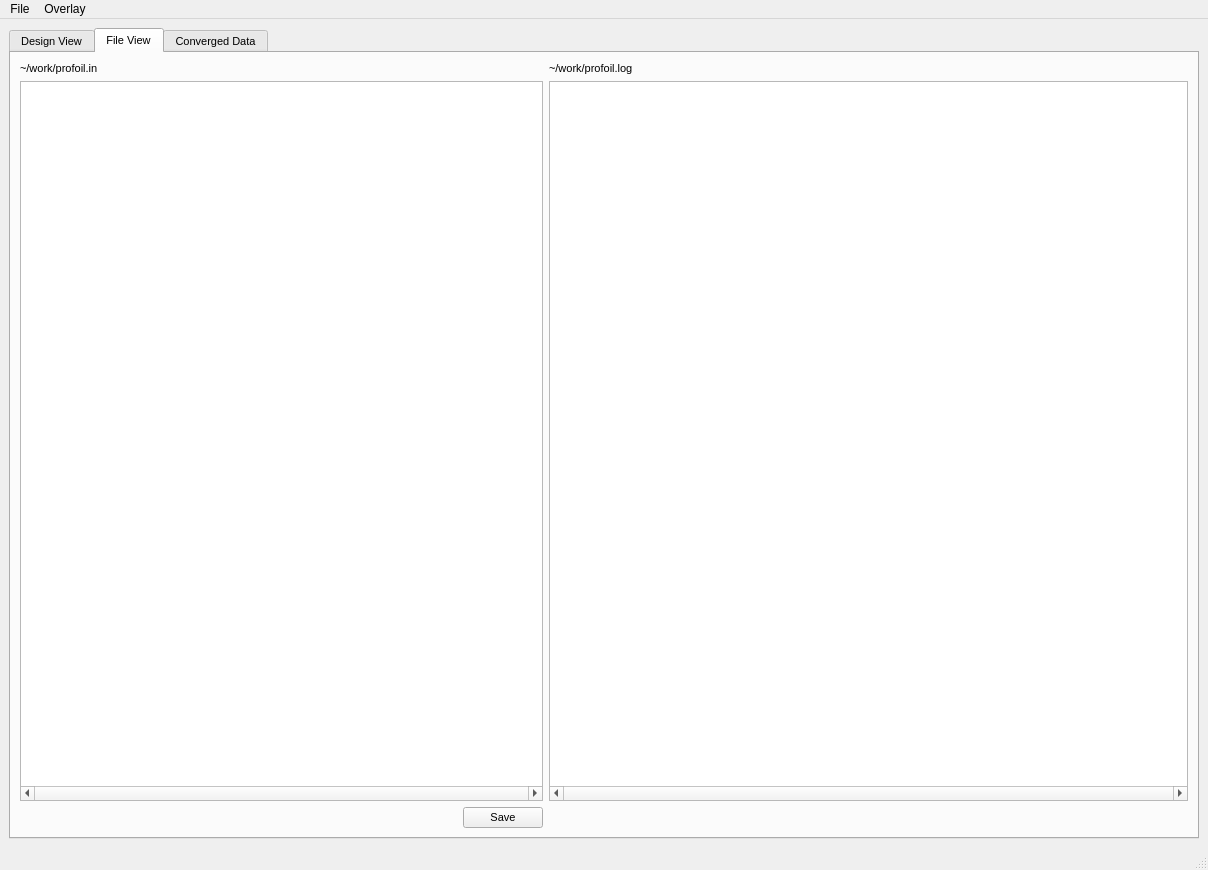
First picture: the form in GUI.ui, repository kjayawar/PROFOIL-UI, before the edit.
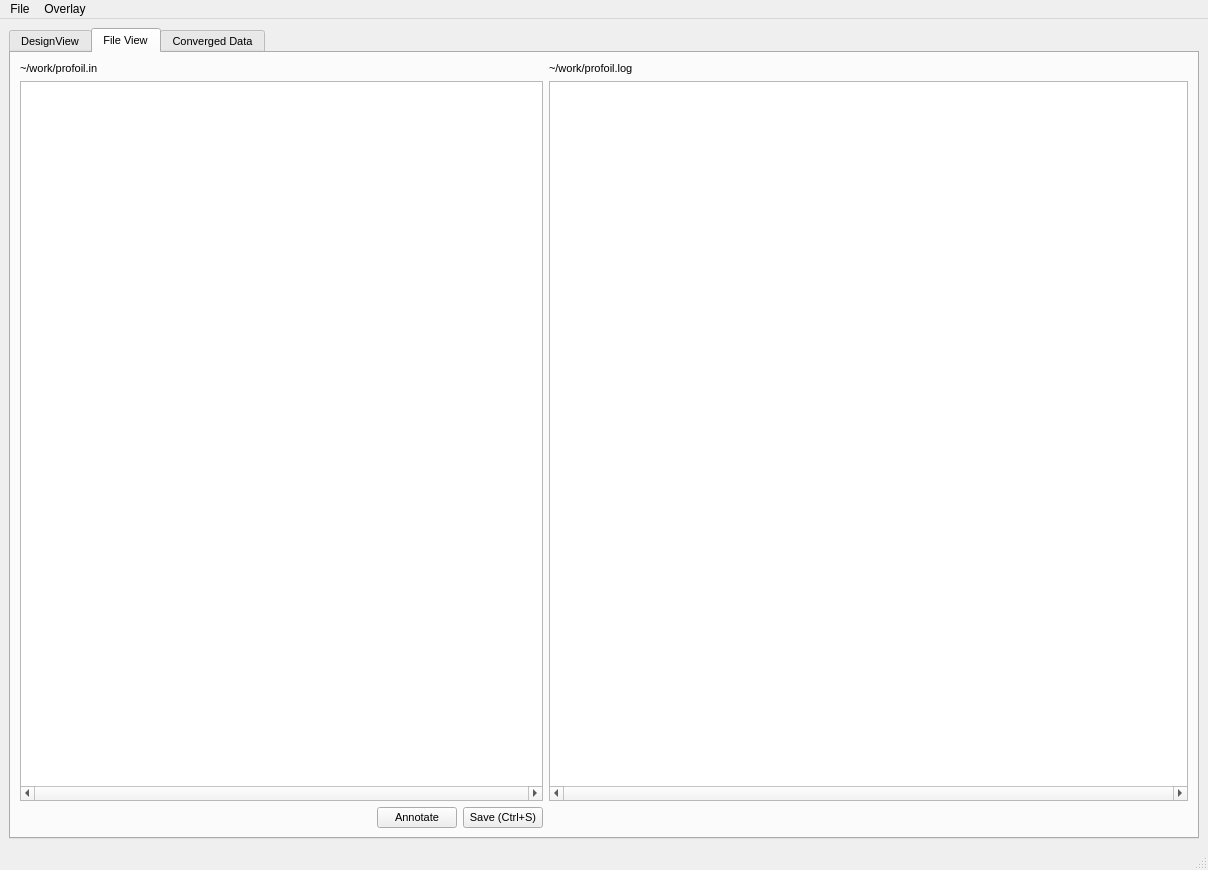
Second picture: the form after the edit. The open tabs and pages were chosen to show the change.

Commit message: shortcuts/annotate/toggle_comments

```diff
--- a/GUI.ui
+++ b/GUI.ui
@@ -33,7 +33,7 @@
       </property>
       <widget class="QWidget" name="DesignView">
        <attribute name="title">
-        <string>Design View</string>
+        <string>DesignView</string>
        </attribute>
        <layout class="QHBoxLayout" name="horizontalLayout_10" stretch="6,1,0">
         <item>
@@ -403,7 +403,7 @@
          </widget>
         </item>
         <item row="2" column="0">
-         <layout class="QHBoxLayout" name="horizontalLayout_2" stretch="0,0">
+         <layout class="QHBoxLayout" name="horizontalLayout_2" stretch="0,0,0">
           <item>
            <spacer name="horizontalSpacer">
             <property name="orientation">
@@ -417,10 +417,17 @@
             </property>
            </spacer>
           </item>
+          <item>
+           <widget class="QPushButton" name="btn_annotate">
+            <property name="text">
+             <string>Annotate</string>
+            </property>
+           </widget>
+          </item>
           <item>
            <widget class="QPushButton" name="btn_save_profoil_in">
             <property name="text">
-             <string>Save</string>
+             <string>Save (Ctrl+S)</string>
             </property>
            </widget>
           </item>
```
Left out of the diff: 10 changed lines with no effect on the pictures. The commit also changes 10 other files.
